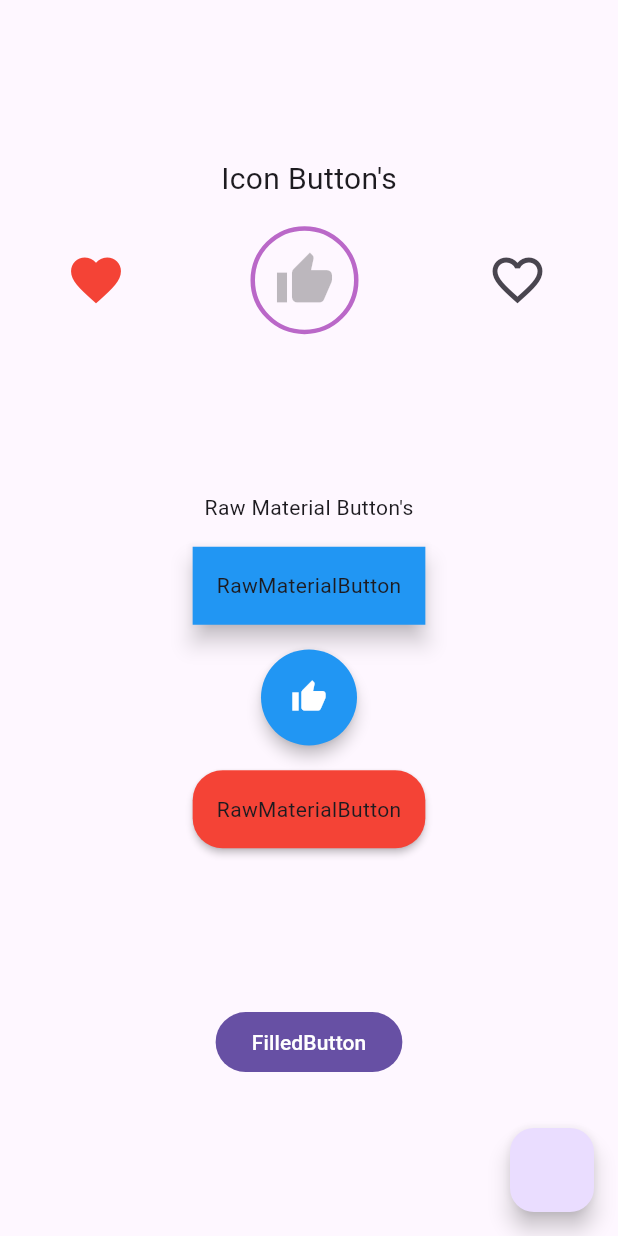
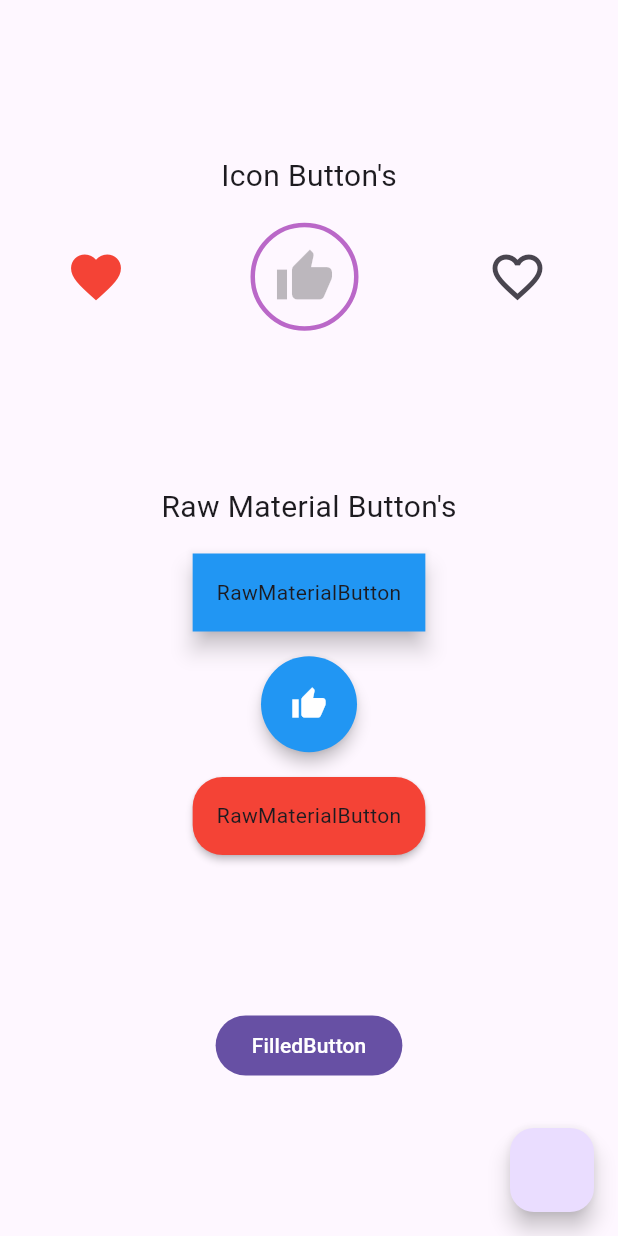
Before and after one commit to Ratndeep1999/buttons, a Flutter app: the screen it shows after launch, on a phone screen of 412 x 824 dp. Run offline on Flutter 3.47's test engine with Material 3 defaults, Android fonts, the phone set to English and light mode, and no system bars.

```diff
--- a/lib/buttons2.dart
+++ b/lib/buttons2.dart
@@ -122,7 +122,7 @@ class _Buttons2State extends State<Buttons2> {
               /// Raw Material Buttons Section
               Column(
                 children: [
-                  Text('Raw Material Button\'s'),
+                  Text('Raw Material Button\'s', style: TextStyle(fontSize: 20)),
                   SizedBox(height: MediaQuery.of(context).size.height * 0.02),
 
                   // Rectangular raw material button
```
